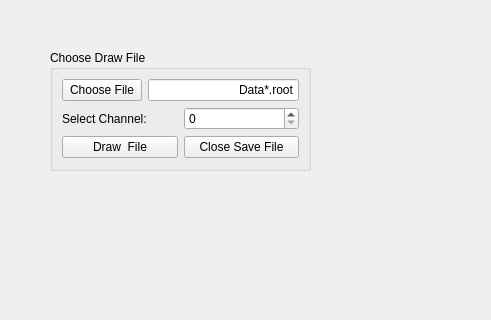
Before: the Qt Designer form src/ROOTDraw.ui in HelloUSTC114/FEEBoardGUI, drawn with Qt 5; both pictures show x 0 to 491 and y 0 to 320 of the 1217 by 920 pixel window.
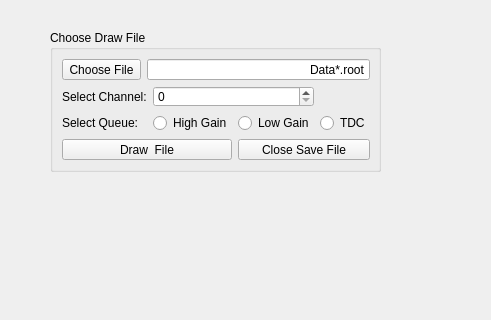
After: the same form once the commit is applied.

Commit message: Add DAQ & Draw Control

```diff
--- a/src/ROOTDraw.ui
+++ b/src/ROOTDraw.ui
@@ -18,43 +18,15 @@
     <property name="geometry">
      <rect>
       <x>50</x>
-      <y>50</y>
-      <width>261</width>
-      <height>121</height>
+      <y>30</y>
+      <width>331</width>
+      <height>142</height>
      </rect>
     </property>
     <property name="title">
      <string>Choose Draw File</string>
     </property>
-    <layout class="QVBoxLayout" name="verticalLayout_18">
-     <item>
-      <layout class="QGridLayout" name="gridLayout_29">
-       <item row="2" column="0">
-        <widget class="QPushButton" name="btnFileDraw">
-         <property name="text">
-          <string>Draw  File</string>
-         </property>
-        </widget>
-       </item>
-       <item row="2" column="1">
-        <widget class="QPushButton" name="btnFileClose_2">
-         <property name="text">
-          <string>Close Save File</string>
-         </property>
-        </widget>
-       </item>
-       <item row="0" column="0" colspan="2">
-        <layout class="QGridLayout" name="gridLayout_30">
-         <item row="0" column="1">
-          <widget class="QLineEdit" name="lblReadFileName">
-           <property name="text">
-            <string>Data*.root</string>
-           </property>
-           <property name="alignment">
-            <set>Qt::AlignRight|Qt::AlignTrailing|Qt::AlignVCenter</set>
-           </property>
-          </widget>
-         </item>
+    <layout class="QGridLayout" name="gridLayout">
          <item row="0" column="0">
           <widget class="QPushButton" name="btnFileChoose">
            <property name="text">
@@ -62,23 +34,71 @@
            </property>
           </widget>
          </item>
-        </layout>
-       </item>
-       <item row="1" column="0">
+     <item row="1" column="0" colspan="2">
         <widget class="QLabel" name="label_31">
          <property name="text">
           <string>Select Channel:</string>
          </property>
         </widget>
        </item>
-       <item row="1" column="1">
+     <item row="2" column="0" colspan="2">
+      <widget class="QLabel" name="label_26">
+       <property name="text">
+        <string>Select Queue:</string>
+       </property>
+      </widget>
+     </item>
+     <item row="2" column="2">
+      <widget class="QRadioButton" name="btnHGDraw">
+       <property name="text">
+        <string>High Gain</string>
+       </property>
+      </widget>
+     </item>
+     <item row="2" column="3">
+      <widget class="QRadioButton" name="btnLGDraw">
+       <property name="text">
+        <string>Low Gain</string>
+       </property>
+      </widget>
+     </item>
+     <item row="2" column="4">
+      <widget class="QRadioButton" name="btnTDCDraw">
+       <property name="text">
+        <string>TDC</string>
+       </property>
+      </widget>
+     </item>
+     <item row="0" column="1" colspan="4">
+      <widget class="QLineEdit" name="lblReadFileName">
+       <property name="text">
+        <string>Data*.root</string>
+       </property>
+       <property name="alignment">
+        <set>Qt::AlignRight|Qt::AlignTrailing|Qt::AlignVCenter</set>
+       </property>
+      </widget>
+     </item>
+     <item row="3" column="3" colspan="2">
+      <widget class="QPushButton" name="btnFileClose_2">
+       <property name="text">
+        <string>Close Save File</string>
+       </property>
+      </widget>
+     </item>
+     <item row="3" column="0" colspan="3">
+      <widget class="QPushButton" name="btnFileDraw">
+       <property name="text">
+        <string>Draw  File</string>
+       </property>
+      </widget>
+     </item>
+     <item row="1" column="2" colspan="2">
         <widget class="QSpinBox" name="boxFiberCh_2">
          <property name="maximum">
-          <number>31</number>
-         </property>
-        </widget>
-       </item>
-      </layout>
+        <number>32</number>
+       </property>
+      </widget>
      </item>
     </layout>
    </widget>
```
Lines whose indentation alone changed are shown as unchanged. The commit also changes 9 other files.
